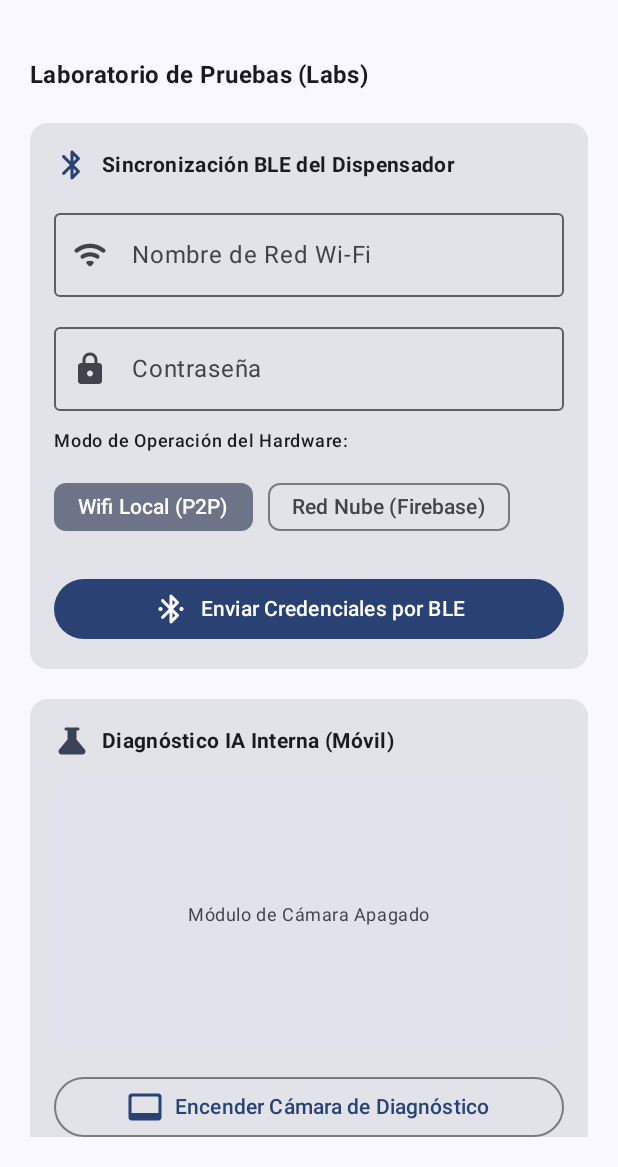
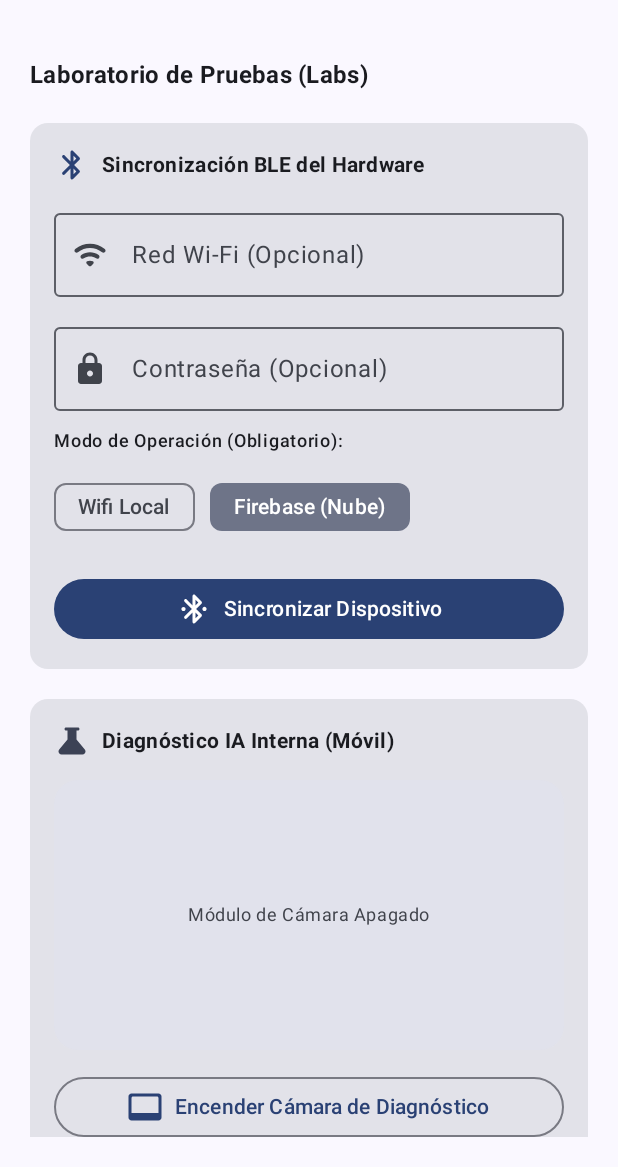
Before and after one commit to JhendeFR/HungryPet, an Android app built with Jetpack Compose: the LabsScreen screen opened through its navigation route, on a phone screen of 412 x 824 dp, the part 69-1236 px from its top. Run offline under Robolectric (Android 15) with nearby library versions, the light colour scheme and no system bars; our stand-ins replace Firebase (no records; nobody signed in at launch, a user with empty details on screens opened directly), Room's generated code; libraries missing offline, so code that uses them is left out: com.google.mlkit.vision.

Commit message:
esp32 y servos funcional

```diff
--- a/app/src/main/java/com/usfx/hungrypet/ui/screens/LabsScreen.kt
+++ b/app/src/main/java/com/usfx/hungrypet/ui/screens/LabsScreen.kt
@@ -24,10 +24,11 @@ fun LabsScreen(viewModel: MainViewModel) {
     var isLocalIaTesting by remember { mutableStateOf(false) }
     var localDetectionText by remember { mutableStateOf("Esperando cuadro...") }
 
-    // Campos de Aprovisionamiento BLE
+    // Campos BLE
     var wifiSsid by remember { mutableStateOf("") }
     var wifiPassword by remember { mutableStateOf("") }
-    var operationMode by remember { mutableIntStateOf(0) } // 0 = Local (Websockets), 1 = Red (Firebase)
+    var operationMode by remember { mutableIntStateOf(1) } // 0 = Local, 1 = Firebase
+    var bleFeedback by remember { mutableStateOf("") }
 
     Column(
         modifier = Modifier.fillMaxSize().padding(20.dp).verticalScroll(rememberScrollState()),
@@ -35,19 +36,19 @@ fun LabsScreen(viewModel: MainViewModel) {
     ) {
         Text("Laboratorio de Pruebas (Labs)", style = MaterialTheme.typography.titleMedium, fontWeight = FontWeight.Bold)
 
-        // PANEL 1: CONFIGURACIÓN BLUETOOTH (BLE PROVISIONING)
+        // --- PANEL 1: CONFIGURACIÓN BLUETOOTH ---
         Card(modifier = Modifier.fillMaxWidth()) {
             Column(modifier = Modifier.padding(16.dp), verticalArrangement = Arrangement.spacedBy(12.dp)) {
                 Row(verticalAlignment = Alignment.CenterVertically) {
                     Icon(Icons.Rounded.Bluetooth, contentDescription = null, tint = MaterialTheme.colorScheme.primary)
                     Spacer(modifier = Modifier.width(8.dp))
-                    Text("Sincronización BLE del Dispensador", style = MaterialTheme.typography.bodyMedium, fontWeight = FontWeight.Bold)
+                    Text("Sincronización BLE del Hardware", style = MaterialTheme.typography.bodyMedium, fontWeight = FontWeight.Bold)
                 }
 
                 OutlinedTextField(
                     value = wifiSsid,
                     onValueChange = { wifiSsid = it },
-                    label = { Text("Nombre de Red Wi-Fi") },
+                    label = { Text("Red Wi-Fi (Opcional)") },
                     leadingIcon = { Icon(Icons.Rounded.Wifi, contentDescription = null) },
                     modifier = Modifier.fillMaxWidth()
                 )
@@ -55,38 +56,46 @@ fun LabsScreen(viewModel: MainViewModel) {
                 OutlinedTextField(
                     value = wifiPassword,
                     onValueChange = { wifiPassword = it },
-                    label = { Text("Contraseña") },
+                    label = { Text("Contraseña (Opcional)") },
                     leadingIcon = { Icon(Icons.Rounded.Lock, contentDescription = null) },
                     visualTransformation = PasswordVisualTransformation(),
                     modifier = Modifier.fillMaxWidth()
                 )
 
-                Text("Modo de Operación del Hardware:", style = MaterialTheme.typography.labelMedium)
+                Text("Modo de Operación (Obligatorio):", style = MaterialTheme.typography.labelMedium)
                 Row(horizontalArrangement = Arrangement.spacedBy(10.dp)) {
                     FilterChip(
                         selected = operationMode == 0,
                         onClick = { operationMode = 0 },
-                        label = { Text("Wifi Local (P2P)") }
+                        label = { Text("Wifi Local") }
                     )
                     FilterChip(
                         selected = operationMode == 1,
                         onClick = { operationMode = 1 },
-                        label = { Text("Red Nube (Firebase)") }
+                        label = { Text("Firebase (Nube)") }
                     )
                 }
 
                 Button(
-                    onClick = { /* Invocar BluetoothGatt para transmitir tramas de bytes */ },
+                    onClick = {
+                        viewModel.sendBleCredentials(wifiSsid, wifiPassword, operationMode) { feedback ->
+                            bleFeedback = feedback
+                        }
+                    },
                     modifier = Modifier.fillMaxWidth().padding(top = 8.dp)
                 ) {
                     Icon(Icons.Rounded.BluetoothConnected, contentDescription = null)
                     Spacer(modifier = Modifier.width(8.dp))
-                    Text("Enviar Credenciales por BLE")
+                    Text("Sincronizar Dispositivo")
+                }
+
+                if (bleFeedback.isNotEmpty()) {
+                    Text(bleFeedback, color = MaterialTheme.colorScheme.tertiary, style = MaterialTheme.typography.labelSmall)
                 }
             }
         }
 
-        // PANEL 2: COMPONENTE DE DEPURACIÓN DE IA LOCAL
+        // --- PANEL 2: COMPONENTE DE DEPURACIÓN DE IA LOCAL ---
         Card(modifier = Modifier.fillMaxWidth()) {
             Column(modifier = Modifier.padding(16.dp), horizontalAlignment = Alignment.CenterHorizontally) {
                 Row(modifier = Modifier.fillMaxWidth(), verticalAlignment = Alignment.CenterVertically) {
```
Also changed, not shown: app/src/main/java/com/usfx/hungrypet/viewmodel/MainViewModel.kt (+80 -30 lines), 1 other file.
